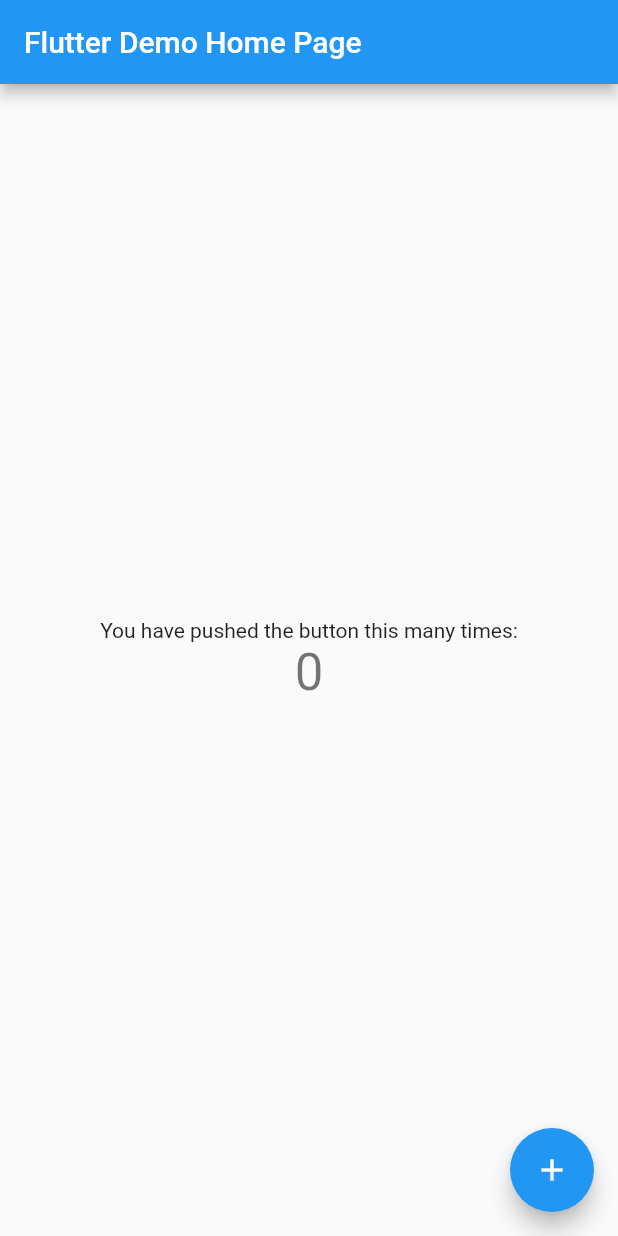
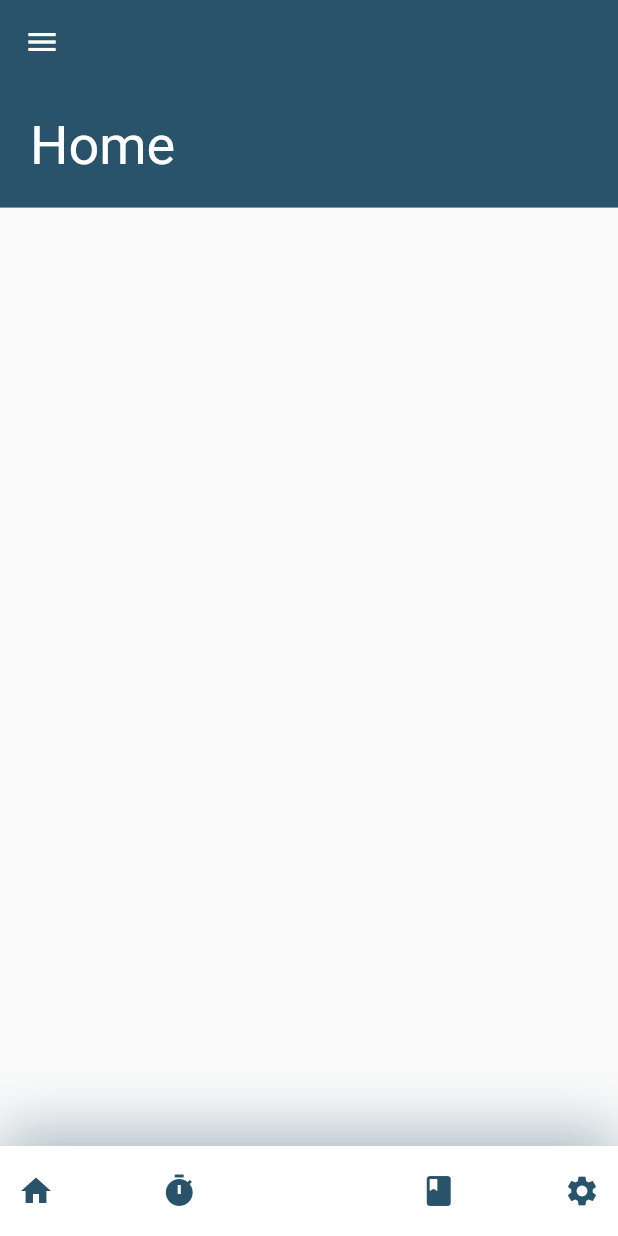
Before and after one commit to varunan-vara/Cranberry, a Flutter app: the screen it shows after launch, on a phone screen of 412 x 824 dp. Run offline on Flutter 3.47's test engine with Material 2 defaults, Android fonts, the phone set to English and light mode, and no system bars; our stand-ins replace flutter_svg.

Commit message:
Added Navigation Bar and App Bar

```diff
--- /dev/null
+++ b/lib/components/AppBar.dart
@@ -0,0 +1,11 @@
+import 'package:flutter/material.dart';
+
+AppBar myAppBar(){
+  return AppBar(
+    elevation: 0,
+    leading: IconButton(
+      icon: Icon(Icons.menu),
+      onPressed: () {},
+    ),
+  );
+}
--- a/lib/main.dart
+++ b/lib/main.dart
@@ -1,117 +1,6 @@
 import 'package:flutter/material.dart';
+import './pages/myapp.dart';
 
 void main() {
   runApp(MyApp());
 }
-
-class MyApp extends StatelessWidget {
-  // This widget is the root of your application.
-  @override
-  Widget build(BuildContext context) {
-    return MaterialApp(
-      title: 'Flutter Demo',
-      theme: ThemeData(
-        // This is the theme of your application.
-        //
-        // Try running your application with "flutter run". You'll see the
-        // application has a blue toolbar. Then, without quitting the app, try
-        // changing the primarySwatch below to Colors.green and then invoke
-        // "hot reload" (press "r" in the console where you ran "flutter run",
-        // or simply save your changes to "hot reload" in a Flutter IDE).
-        // Notice that the counter didn't reset back to zero; the application
-        // is not restarted.
-        primarySwatch: Colors.blue,
-        // This makes the visual density adapt to the platform that you run
-        // the app on. For desktop platforms, the controls will be smaller and
-        // closer together (more dense) than on mobile platforms.
-        visualDensity: VisualDensity.adaptivePlatformDensity,
-      ),
-      home: MyHomePage(title: 'Flutter Demo Home Page'),
-    );
-  }
-}
-
-class MyHomePage extends StatefulWidget {
-  MyHomePage({Key key, this.title}) : super(key: key);
-
-  // This widget is the home page of your application. It is stateful, meaning
-  // that it has a State object (defined below) that contains fields that affect
-  // how it looks.
-
-  // This class is the configuration for the state. It holds the values (in this
-  // case the title) provided by the parent (in this case the App widget) and
-  // used by the build method of the State. Fields in a Widget subclass are
-  // always marked "final".
-
-  final String title;
-
-  @override
-  _MyHomePageState createState() => _MyHomePageState();
-}
-
-class _MyHomePageState extends State<MyHomePage> {
-  int _counter = 0;
-
-  void _incrementCounter() {
-    setState(() {
-      // This call to setState tells the Flutter framework that something has
-      // changed in this State, which causes it to rerun the build method below
-      // so that the display can reflect the updated values. If we changed
-      // _counter without calling setState(), then the build method would not be
-      // called again, and so nothing would appear to happen.
-      _counter++;
-    });
-  }
-
-  @override
-  Widget build(BuildContext context) {
-    // This method is rerun every time setState is called, for instance as done
-    // by the _incrementCounter method above.
-    //
-    // The Flutter framework has been optimized to make rerunning build methods
-    // fast, so that you can just rebuild anything that needs updating rather
-    // than having to individually change instances of widgets.
-    return Scaffold(
-      appBar: AppBar(
-        // Here we take the value from the MyHomePage object that was created by
-        // the App.build method, and use it to set our appbar title.
-        title: Text(widget.title),
-      ),
-      body: Center(
-        // Center is a layout widget. It takes a single child and positions it
-        // in the middle of the parent.
-        child: Column(
-          // Column is also a layout widget. It takes a list of children and
-          // arranges them vertically. By default, it sizes itself to fit its
-          // children horizontally, and tries to be as tall as its parent.
-          //
-          // Invoke "debug painting" (press "p" in the console, choose the
-          // "Toggle Debug Paint" action from the Flutter Inspector in Android
-          // Studio, or the "Toggle Debug Paint" command in Visual Studio Code)
-          // to see the wireframe for each widget.
-          //
-          // Column has various properties to control how it sizes itself and
-          // how it positions its children. Here we use mainAxisAlignment to
-          // center the children vertically; the main axis here is the vertical
-          // axis because Columns are vertical (the cross axis would be
-          // horizontal).
-          mainAxisAlignment: MainAxisAlignment.center,
-          children: <Widget>[
-            Text(
-              'You have pushed the button this many times:',
-            ),
-            Text(
-              '$_counter',
-              style: Theme.of(context).textTheme.headline4,
-            ),
-          ],
-        ),
-      ),
-      floatingActionButton: FloatingActionButton(
-        onPressed: _incrementCounter,
-        tooltip: 'Increment',
-        child: Icon(Icons.add),
-      ), // This trailing comma makes auto-formatting nicer for build methods.
-    );
-  }
-}
--- /dev/null
+++ b/lib/pages/Diary/diary.dart
@@ -0,0 +1,10 @@
+import 'package:flutter/material.dart';
+
+class DiaryFeed extends StatelessWidget {
+  @override
+  Widget build(BuildContext context) {
+    return Container(
+      color: Colors.red,
+    );
+  }
+}
--- /dev/null
+++ b/lib/pages/Feed/feed.dart
@@ -0,0 +1,10 @@
+import 'package:flutter/material.dart';
+
+class MainFeed extends StatelessWidget {
+  @override
+  Widget build(BuildContext context) {
+    return Container(
+      color: Colors.green,
+    );
+  }
+}
--- /dev/null
+++ b/lib/pages/Settings/settings.dart
@@ -0,0 +1,10 @@
+import 'package:flutter/material.dart';
+
+class Settings extends StatelessWidget {
+  @override
+  Widget build(BuildContext context) {
+    return Container(
+      color: Colors.yellow,
+    );
+  }
+}
--- /dev/null
+++ b/lib/pages/Sleep/sleep.dart
@@ -0,0 +1,10 @@
+import 'package:flutter/material.dart';
+
+class SleepFeed extends StatelessWidget {
+  @override
+  Widget build(BuildContext context) {
+    return Container(
+      color: Colors.blue,
+    );
+  }
+}
--- /dev/null
+++ b/lib/pages/myapp.dart
@@ -0,0 +1,158 @@
+import 'package:flutter/cupertino.dart';
+import 'package:flutter/material.dart';
+import 'package:flutter_svg/flutter_svg.dart';
+import './../components/AppBar.dart';
+
+//imports for Navbar
+import './Sleep/sleep.dart';
+import './Settings/settings.dart';
+import './Feed/feed.dart';
+import './Diary/diary.dart';
+
+//ThemeData
+
+const kPrimaryColor = Color.fromRGBO(40, 83, 107, 1);
+const kTextColor = Color.fromRGBO(126, 168, 190, 1);
+const kBackgroundColor = Color.fromRGBO(246, 240, 237, 1);
+const double kDefaultPadding = 20.0;
+
+class MyApp extends StatelessWidget {
+  //This is the main app Navigation Widget
+
+  @override
+  Widget build(BuildContext context) {
+    return MaterialApp(
+      title: "Cranberry",
+      theme: ThemeData(
+        primaryColor: kPrimaryColor,
+        textTheme: Theme.of(context).textTheme.apply(bodyColor: kTextColor),
+        visualDensity: VisualDensity.adaptivePlatformDensity,
+      ),
+      home: Mainpage(),
+    );
+  }
+}
+
+
+class Mainpage extends StatefulWidget {
+  MainState createState() => MainState();
+}
+
+
+class MainState extends State<Mainpage> {
+
+  //Navigation for bottomNavigationBar
+  int _currentIndex = 0;
+  String currentPage = "Home";
+
+  //homes for navigation bar
+  final List<Widget> _children = [
+    MainFeed(),
+    SleepFeed(),
+    DiaryFeed(),
+    Settings()
+  ];
+
+  final List<String> _pageNames = [
+    "Home",
+    "Sleep",
+    "Diary",
+    "Settings"
+  ];
+  void onTabTapped(int index) {
+    setState(() {
+      _currentIndex = index;
+    });
+  }
+
+  @override
+  Widget build(BuildContext context) {
+    return Scaffold(
+      appBar: myAppBar(),
+      body: MainBody(_children[_currentIndex], _pageNames[_currentIndex]),
+      bottomNavigationBar: Container(
+        height: 60,
+        decoration: BoxDecoration(
+          color: Colors.white,
+          boxShadow: [
+            BoxShadow(
+              offset: Offset(0,-10),
+              blurRadius: 35,
+              color: kPrimaryColor.withOpacity(0.38),
+            ),
+          ],
+        ),
+        child: Row(
+          mainAxisAlignment: MainAxisAlignment.spaceBetween,
+          children: <Widget>[
+            IconButton(
+              icon: Icon(Icons.home),
+              color: kPrimaryColor,
+              onPressed: () {onTabTapped(0);},
+            ),
+            IconButton(
+              icon: Icon(Icons.timer),
+              color: kPrimaryColor,
+              onPressed: () {onTabTapped(1);},
+            ),
+            Container(
+              width: 30,
+            ),
+            IconButton(
+              icon: Icon(Icons.book),
+                color: kPrimaryColor,
+              onPressed: () {onTabTapped(2);},
+            ),
+            IconButton(
+              icon: Icon(Icons.settings),
+              color: kPrimaryColor,
+              onPressed: () {onTabTapped(3);},
+            ),
+          ],
+        )
+      ),
+    );
+  }
+}
+
+
+
+class MainBody extends StatelessWidget {
+
+  Widget wydget;
+  String page;
+
+  MainBody(this.wydget, this.page);
+@override
+  Widget build(BuildContext context) {
+    Size size = MediaQuery.of(context).size;
+    return Column(
+      children: <Widget>[
+        Container(
+          height: size.height *.1,
+          child: Stack(
+            children: <Widget>[
+              Container(
+                padding: EdgeInsets.only(left: kDefaultPadding),
+                height: size.height * .15 - 20,
+                color: kPrimaryColor,
+                child: Row(
+                  children: <Widget>[
+                    Padding(
+                      padding: EdgeInsets.symmetric(vertical: 10),
+                      child: Text(page, style: TextStyle(
+                        color: Colors.white,
+                        fontSize: 36,
+                      ),),
+                    ),
+                  ],
+                ),
+              ),
+            ],
+          ),
+        ),
+        Container(child: wydget),
+      ],
+    );
+  }
+}
--- a/pubspec.yaml
+++ b/pubspec.yaml
@@ -28,6 +28,7 @@ dependencies:
   # The following adds the Cupertino Icons font to your application.
   # Use with the CupertinoIcons class for iOS style icons.
   cupertino_icons: ^0.1.3
+  flutter_svg: ^0.17.4
 
 dev_dependencies:
   flutter_test:
@@ -45,9 +46,8 @@ flutter:
   uses-material-design: true
 
   # To add assets to your application, add an assets section, like this:
-  # assets:
-  #   - images/a_dot_burr.jpeg
-  #   - images/a_dot_ham.jpeg
+  assets:
+   - assets/
 
   # An image asset can refer to one or more resolution-specific "variants", see
   # https://flutter.dev/assets-and-images/#resolution-aware.
```
Also changed, not shown: assets/book.svg (added), assets/clock.svg (added), assets/home.svg (added), assets/settings.svg (added), pubspec.lock.
